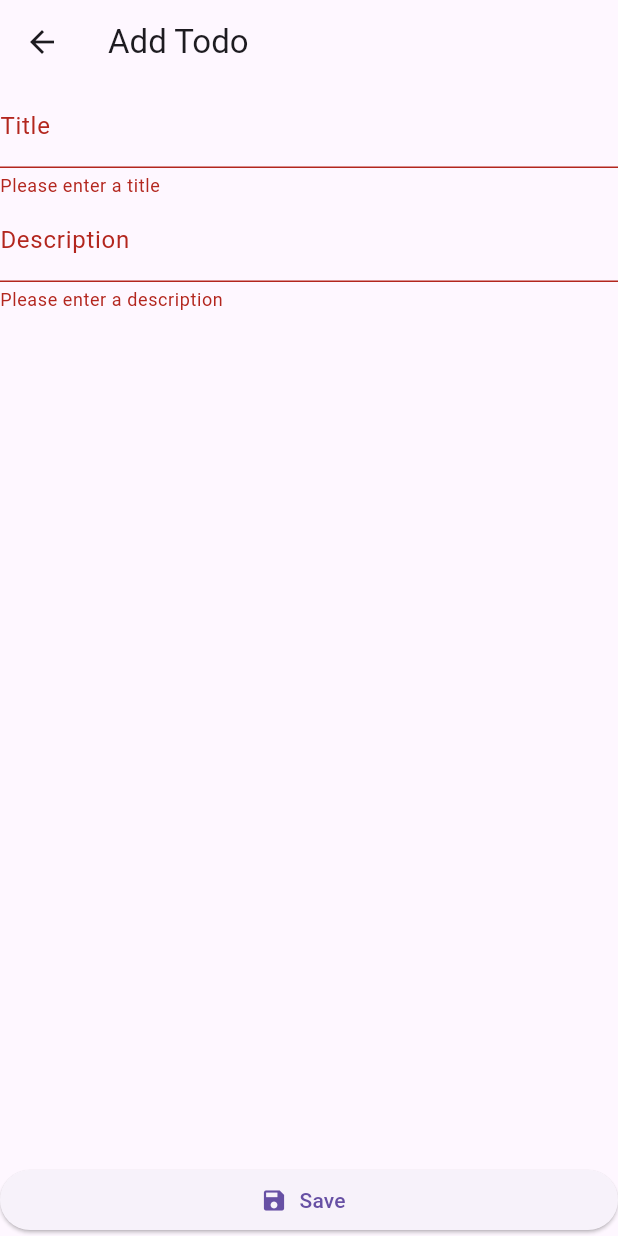
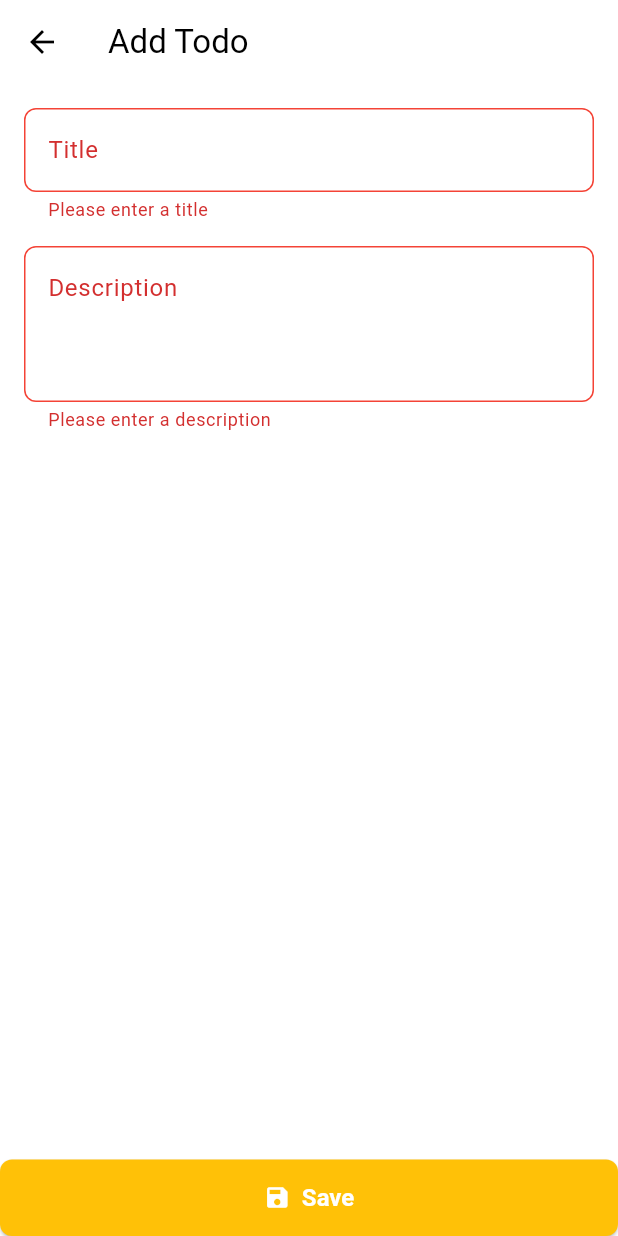
Before and after one commit to wonderkidshihab/todopractise, a Flutter app: the AddTodoPage screen opened by its route, after a tap on "Save", on a phone screen of 412 x 824 dp. Run offline on Flutter 3.47's test engine with Material 3 defaults, Android fonts, the light colour scheme and no system bars; our stand-ins replace dio, equatable, flutter_bloc, flutter_screenutil, fpdart, get_it and 2 more; accounts and stored records are empty.

Commit message:
feat: enhance Todo feature with theme integration, improved state management, and new date formatting utility

```diff
--- a/lib/app_root.dart
+++ b/lib/app_root.dart
@@ -1,5 +1,6 @@
 import 'package:flutter/material.dart';
 import 'package:flutter_screenutil/flutter_screenutil.dart';
+import 'package:todopractise/src/core/theme/theme.dart';
 
 import 'src/core/config/config.dart';
 import 'src/core/routes/routes.dart';
@@ -13,12 +14,14 @@ class RootApp extends StatelessWidget {
       designSize: const Size(360, 690),
       minTextAdapt: true,
       splitScreenMode: true,
+
       builder:
-          (context, ch) => const DismissKeyboard(
+          (context, ch) => DismissKeyboard(
             child: MaterialApp(
               debugShowCheckedModeBanner: false,
               initialRoute: RoutesName.initial,
               onGenerateRoute: AppRoute.generate,
+              theme: AppTheme.lightTheme,
             ),
           ),
     );
--- a/lib/src/core/routes/pages.dart
+++ b/lib/src/core/routes/pages.dart
@@ -18,17 +18,17 @@ class AppRoute {
       case RoutesName.addTodo:
         return MaterialPageRoute(builder: (_) => const AddTodoPage(), settings: settings);
       case RoutesName.updateTodo:
-        final int? todoId = settings?.arguments as int?;
+        final String? todoId = settings?.arguments as String?;
         if (todoId == null) {
           throw RouteFailure('Todo ID is required for update');
         }
-        return MaterialPageRoute(builder: (_) => UpdateTodoPage(todoId: todoId.toString()), settings: settings);
+        return MaterialPageRoute(builder: (_) => UpdateTodoPage(todoId: todoId), settings: settings);
       case RoutesName.todoDetails:
-        final int? todoId = settings?.arguments as int?;
+        final String? todoId = settings?.arguments as String?;
         if (todoId == null) {
           throw RouteFailure('Todo ID is required for details');
         }
-        return MaterialPageRoute(builder: (_) => TodoDetailsPage(todoId: todoId.toString()), settings: settings);
+        return MaterialPageRoute(builder: (_) => TodoDetailsPage(todoId: todoId), settings: settings);
       default:
         // If there is no such named route in the switch statement
         throw RouteFailure('${settings?.name} Route not found!');
--- a/lib/src/core/theme/theme.dart
+++ b/lib/src/core/theme/theme.dart
@@ -1 +1,40 @@
 library;
+
+import 'package:flutter/material.dart';
+
+class AppTheme {
+  static ThemeData lightTheme = ThemeData(
+    primarySwatch: Colors.blue,
+    brightness: Brightness.light,
+    appBarTheme: const AppBarTheme(backgroundColor: Colors.white, foregroundColor: Colors.black, elevation: 0),
+    scaffoldBackgroundColor: Colors.white,
+    colorScheme: ColorScheme.fromSwatch().copyWith(secondary: Colors.blue),
+    inputDecorationTheme: InputDecorationTheme(
+      border: const OutlineInputBorder(
+        borderRadius: BorderRadius.all(Radius.circular(8)),
+        borderSide: BorderSide(color: Colors.blue),
+      ),
+      focusedBorder: const OutlineInputBorder(
+        borderRadius: BorderRadius.all(Radius.circular(8)),
+        borderSide: BorderSide(color: Colors.blue),
+      ),
+      enabledBorder: const OutlineInputBorder(
+        borderRadius: BorderRadius.all(Radius.circular(8)),
+        borderSide: BorderSide(color: Colors.blue),
+      ),
+      errorBorder: const OutlineInputBorder(
+        borderRadius: BorderRadius.all(Radius.circular(8)),
+        borderSide: BorderSide(color: Colors.red),
+      ),
+      focusedErrorBorder: const OutlineInputBorder(
+        borderRadius: BorderRadius.all(Radius.circular(8)),
+        borderSide: BorderSide(color: Colors.red),
+      ),
+      disabledBorder: const OutlineInputBorder(
+        borderRadius: BorderRadius.all(Radius.circular(8)),
+        borderSide: BorderSide(color: Colors.grey),
+      ),
+      hintStyle: const TextStyle(color: Colors.grey),
+    ),
+  );
+}
--- /dev/null
+++ b/lib/src/core/utils/date_format.dart
@@ -0,0 +1,5 @@
+import 'package:intl/intl.dart';
+
+String formatDatedMMMyyyy(DateTime date) {
+  return DateFormat('d MMM, yyyy').format(date);
+}
--- a/lib/src/features/todo/presentation/bloc/todo_bloc.dart
+++ b/lib/src/features/todo/presentation/bloc/todo_bloc.dart
@@ -54,7 +54,7 @@ class TodoBloc extends Bloc<TodoEvent, TodoState> {
 
   Future<void> _onGetTodo(GetTodoEvent event, Emitter<TodoState> emit) async {
     final result = await _getTodoUsecase(event.id);
-    emit(result.fold((failure) => TodoError(message: failure.message), (todo) => TodoLoaded(todos: [todo])));
+    emit(result.fold((failure) => TodoError(message: failure.message), (todo) => SingleTodoLoaded(todo: todo)));
   }
 
   Future<void> _onAddTodo(AddTodoEvent event, Emitter<TodoState> emit) async {
--- a/lib/src/features/todo/presentation/bloc/todo_state.dart
+++ b/lib/src/features/todo/presentation/bloc/todo_state.dart
@@ -18,6 +18,15 @@ class TodoLoaded extends TodoState {
 
   @override
   List<Object> get props => [todos];
+}
+
+class SingleTodoLoaded extends TodoState {
+  final Todo todo;
+
+  const SingleTodoLoaded({required this.todo});
+
+  @override
+  List<Object> get props => [todo];
 }
 
 class TodoError extends TodoState {
--- a/lib/src/features/todo/presentation/pages/add_todo_page.dart
+++ b/lib/src/features/todo/presentation/pages/add_todo_page.dart
@@ -35,9 +35,12 @@ class _AddTodoPageState extends State<AddTodoPage> {
         builder: (context, state) {
           return Scaffold(
             appBar: AppBar(title: const Text('Add Todo')),
-            body: Form(
+            body: Padding(
+              padding: const EdgeInsets.all(16.0),
+              child: Form(
                 key: _formKey,
                 child: Column(
+                  spacing: 16,
                   children: [
                     TextFormField(
                       controller: _titleController,
@@ -51,15 +54,18 @@ class _AddTodoPageState extends State<AddTodoPage> {
                     ),
                     TextFormField(
                       controller: _descriptionController,
-                    decoration: const InputDecoration(labelText: 'Description'),
+                      decoration: const InputDecoration(labelText: 'Description', alignLabelWithHint: true),
                       validator: (value) {
                         if (value == null || value.isEmpty) {
                           return 'Please enter a description';
                         }
                         return null;
                       },
+                      minLines: 3,
+                      maxLines: 20,
                     ),
                   ],
+                ),
               ),
             ),
             bottomNavigationBar: Container(
@@ -82,6 +88,14 @@ class _AddTodoPageState extends State<AddTodoPage> {
                 },
                 label: const Text('Save'),
                 icon: const Icon(Icons.save),
+                style: ElevatedButton.styleFrom(
+                  backgroundColor: Colors.amber,
+                  foregroundColor: Colors.white,
+                  padding: const EdgeInsets.symmetric(vertical: 16),
+                  shape: RoundedRectangleBorder(borderRadius: BorderRadius.circular(8)),
+                  minimumSize: const Size(double.infinity, 50),
+                  textStyle: const TextStyle(fontSize: 16, fontWeight: FontWeight.bold),
+                ),
               ),
             ),
           );
--- a/pubspec.yaml
+++ b/pubspec.yaml
@@ -23,6 +23,7 @@ dependencies:
   logger: ^2.5.0
   pretty_dio_logger: ^1.4.0
   uuid: ^4.5.1
+  intl: ^0.20.2
 
 dev_dependencies:
   flutter_test:
```
Also changed, not shown: lib/src/features/todo/presentation/pages/todo_details_body.dart (added, +54 -0 lines), lib/src/features/todo/presentation/pages/todo_details_page.dart (+41 -14 lines), lib/src/features/todo/presentation/widgets/todo_card.dart (+14 -3 lines), pubspec.lock. Lines whose indentation alone changed are shown as unchanged.
